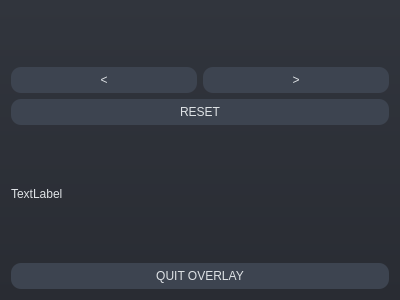
Qt form overlay/src/WheelchairOverlayWidget.ui (henriheimann/rollivr) before a commit.
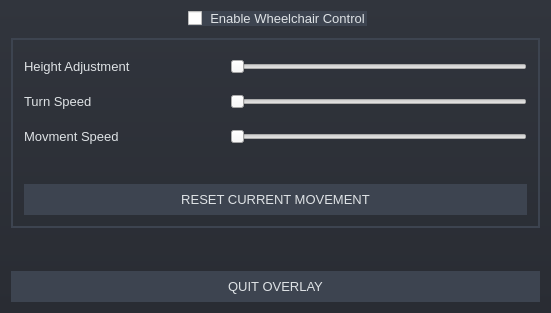
The same form after that commit.

Commit message: Add first version of forced movement of VR chaperone

The edit to the form file:
```diff
--- a/overlay/src/WheelchairOverlayWidget.ui
+++ b/overlay/src/WheelchairOverlayWidget.ui
@@ -6,8 +6,8 @@
    <rect>
     <x>0</x>
     <y>0</y>
-    <width>400</width>
-    <height>300</height>
+    <width>551</width>
+    <height>313</height>
    </rect>
   </property>
   <property name="windowTitle">
@@ -20,85 +20,168 @@
 }
 
 QWidget {
+	font: 10pt;
 	color: #dee2e5;
-	font: 8pt &quot;Segoe UI&quot;;
+}
+
+QGroupBox {
+	border: 2px solid #3d4450;
+	margin-top: 27px;
+}
+
+QGroupBox::title {
+	background-color: #3d4450;
+	subcontrol-origin: margin;
+	subcontrol-position: top center;
+	padding: 6px 8000px 6px 8000px;
 }
 
 QPushButton {
 	border: none;
-	border-radius: 10px;
-	padding: 6px;
+	padding: 8px;
 	background-color: #3d4450;
-	font: 63 8pt &quot;Segoe UI Semibold&quot;;
+}
+
+QPushButton:hover {
+	background-color: #515863;
+}
+
+QPushButton:pressed {
+	background-color: #2f3540;
 }
 
 QLabel {
 	color: #dee2e5;
 }</string>
   </property>
-  <layout class="QVBoxLayout" name="verticalLayout_2">
+  <layout class="QVBoxLayout" name="verticalLayout">
    <item>
-    <spacer name="verticalSpacer_2">
-     <property name="orientation">
-      <enum>Qt::Vertical</enum>
+    <widget class="QGroupBox" name="groupBox">
+     <property name="title">
+      <string>Enable Wheelchair Control</string>
      </property>
-     <property name="sizeHint" stdset="0">
-      <size>
-       <width>20</width>
-       <height>40</height>
-      </size>
+     <property name="flat">
+      <bool>false</bool>
      </property>
-    </spacer>
-   </item>
-   <item>
-    <layout class="QHBoxLayout" name="horizontalLayout_3">
-     <item>
-      <widget class="QPushButton" name="leftPushButton">
-       <property name="text">
-        <string>&lt;</string>
-       </property>
-      </widget>
-     </item>
-     <item>
-      <widget class="QPushButton" name="rightPushButton">
-       <property name="text">
-        <string>&gt;</string>
-       </property>
-      </widget>
-     </item>
-    </layout>
-   </item>
-   <item>
-    <widget class="QPushButton" name="resetPushButton">
-     <property name="text">
-      <string>RESET</string>
+     <property name="checkable">
+      <bool>true</bool>
      </property>
+     <property name="checked">
+      <bool>false</bool>
+     </property>
+     <layout class="QVBoxLayout" name="verticalLayout_2">
+      <item>
+       <layout class="QVBoxLayout" name="verticalLayout_3">
+        <property name="spacing">
+         <number>0</number>
+        </property>
+        <property name="leftMargin">
+         <number>0</number>
+        </property>
+        <property name="topMargin">
+         <number>8</number>
+        </property>
+        <property name="bottomMargin">
+         <number>0</number>
+        </property>
+        <item>
+         <layout class="QFormLayout" name="formLayout">
+          <property name="horizontalSpacing">
+           <number>100</number>
+          </property>
+          <property name="verticalSpacing">
+           <number>20</number>
+          </property>
+          <item row="0" column="0">
+           <widget class="QLabel" name="heightAdjustmentLabel">
+            <property name="text">
+             <string>Height Adjustment</string>
+            </property>
+           </widget>
+          </item>
+          <item row="0" column="1">
+           <widget class="QSlider" name="heightAdjustmentSlider">
+            <property name="maximum">
+             <number>100</number>
+            </property>
+            <property name="orientation">
+             <enum>Qt::Horizontal</enum>
+            </property>
+           </widget>
+          </item>
+          <item row="1" column="0">
+           <widget class="QLabel" name="turnSpeedLabel">
+            <property name="text">
+             <string>Turn Speed</string>
+            </property>
+           </widget>
+          </item>
+          <item row="1" column="1">
+           <widget class="QSlider" name="turnSpeedSlider">
+            <property name="maximum">
+             <number>100</number>
+            </property>
+            <property name="orientation">
+             <enum>Qt::Horizontal</enum>
+            </property>
+           </widget>
+          </item>
+          <item row="2" column="0">
+           <widget class="QLabel" name="movementSpeedLabel">
+            <property name="text">
+             <string>Movment Speed</string>
+            </property>
+           </widget>
+          </item>
+          <item row="2" column="1">
+           <widget class="QSlider" name="movementSpeedSlider">
+            <property name="maximum">
+             <number>100</number>
+            </property>
+            <property name="orientation">
+             <enum>Qt::Horizontal</enum>
+            </property>
+           </widget>
+          </item>
+         </layout>
+        </item>
+        <item>
+         <spacer name="verticalSpacer_2">
+          <property name="orientation">
+           <enum>Qt::Vertical</enum>
+          </property>
+          <property name="sizeType">
+           <enum>QSizePolicy::Fixed</enum>
+          </property>
+          <property name="sizeHint" stdset="0">
+           <size>
+            <width>20</width>
+            <height>40</height>
+           </size>
+          </property>
+         </spacer>
+        </item>
+        <item>
+         <widget class="QPushButton" name="resetPushButton">
+          <property name="sizePolicy">
+           <sizepolicy hsizetype="Minimum" vsizetype="Fixed">
+            <horstretch>0</horstretch>
+            <verstretch>0</verstretch>
+           </sizepolicy>
+          </property>
+          <property name="text">
+           <string>RESET CURRENT MOVEMENT</string>
+          </property>
+          <property name="checkable">
+           <bool>false</bool>
+          </property>
+         </widget>
+        </item>
+       </layout>
+      </item>
+     </layout>
     </widget>
    </item>
-   <item>
-    <spacer name="verticalSpacer_3">
-     <property name="orientation">
-      <enum>Qt::Vertical</enum>
-     </property>
-     <property name="sizeHint" stdset="0">
-      <size>
-       <width>20</width>
-       <height>40</height>
-      </size>
-     </property>
-    </spacer>
-   </item>
-   <item>
-    <layout class="QGridLayout" name="gridLayout">
-     <item row="0" column="0">
-      <widget class="QLabel" name="testLabel">
-       <property name="text">
-        <string>TextLabel</string>
-       </property>
-      </widget>
-     </item>
-    </layout>
-   </item>
    <item>
     <spacer name="verticalSpacer">
      <property name="orientation">
```
The commit also changes 6 other files.
